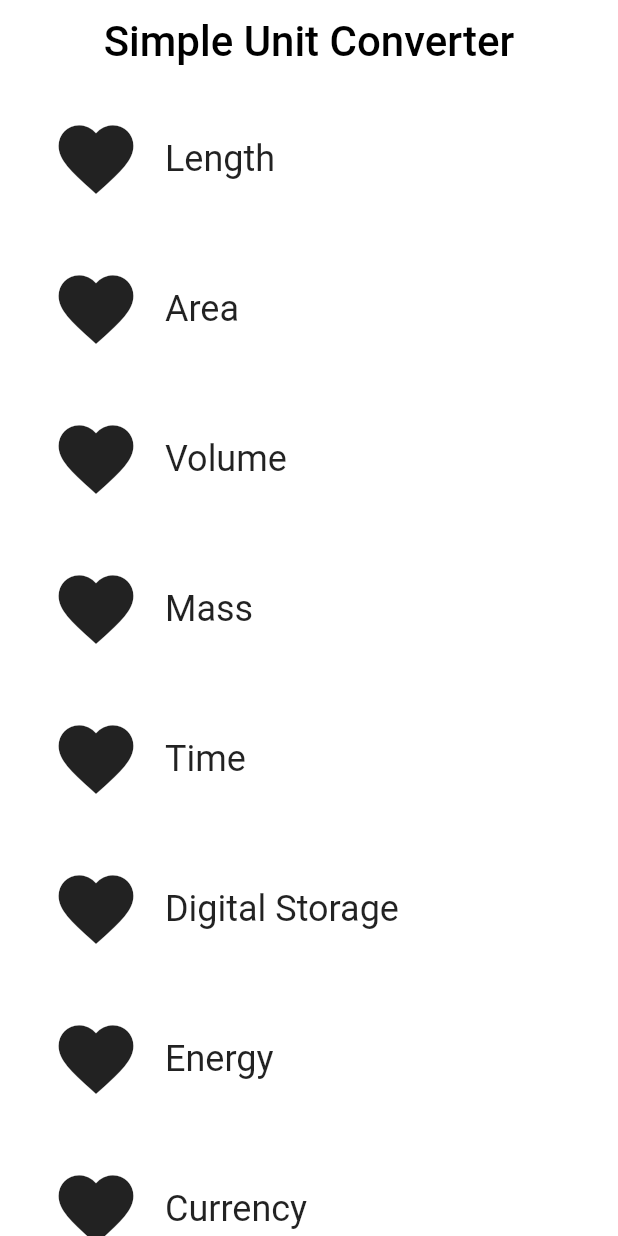
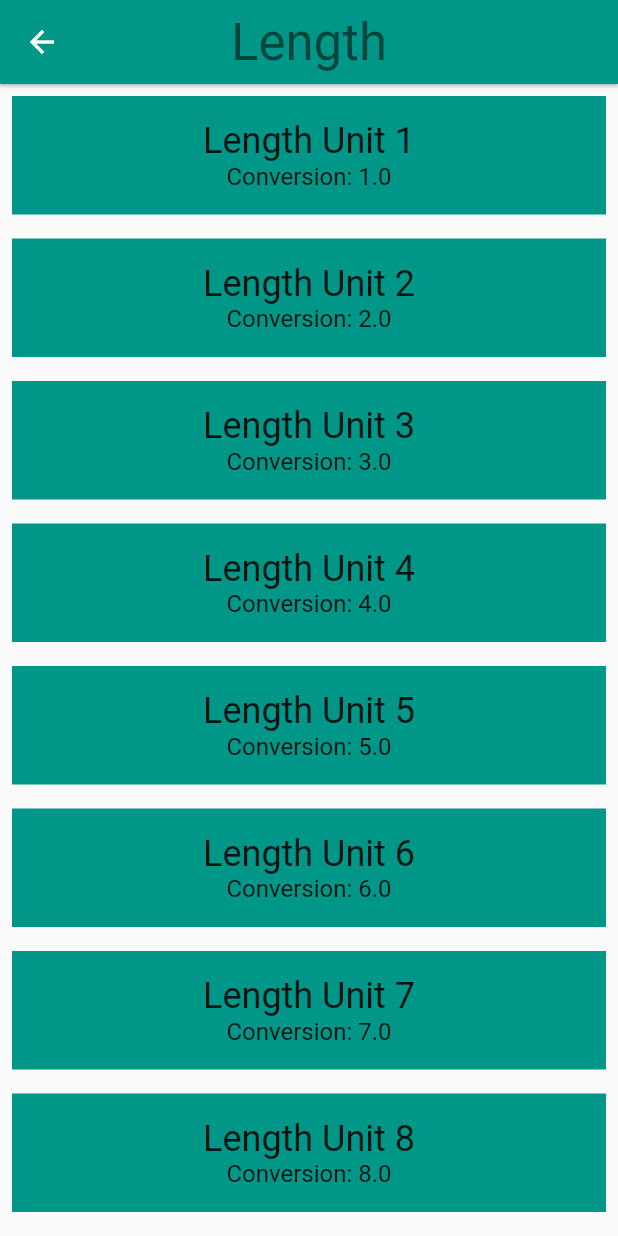
Before and after one commit to Alordead/flutter-samples, a Flutter app: the screen it shows after launch, after a tap on "Length", on a phone screen of 412 x 824 dp. Run offline on Flutter 3.47's test engine with Material 2 defaults, Android fonts, the phone set to English and light mode, and no system bars.

Commit message:
Converter: added converter route

```diff
--- a/flutter_unit_converter/lib/category.dart
+++ b/flutter_unit_converter/lib/category.dart
@@ -1,5 +1,7 @@
 import 'package:flutter/material.dart';
 import 'package:meta/meta.dart';
+import 'package:flutter_unit_converter/unit.dart';
+import 'package:flutter_unit_converter/converter_route.dart';
 
 final _rowHeight = 100.0;
 final _borderRadius = BorderRadius.circular(_rowHeight / 2);
@@ -8,13 +10,42 @@ class Category extends StatelessWidget {
   final String name;
   final ColorSwatch color;
   final IconData iconLocation;
+  final List<Unit> units;
 
   const Category({
     Key key,
     @required this.name,
     @required this.color,
     @required this.iconLocation,
-    }) : assert(name != null), assert(color != null), assert(iconLocation != null), super(key: key);
+    @required this.units,
+    }) :  assert(name != null),
+          assert(color != null),
+          assert(iconLocation != null),
+          assert(units != null),
+          super(key: key);
+
+  void _navigateToConverter(BuildContext context) {
+    Navigator.of(context).push((MaterialPageRoute<Null>(
+      builder: (BuildContext context) {
+        return Scaffold(
+          appBar: AppBar(
+            elevation: 1.0,
+            title: Text(
+              name,
+              style: Theme.of(context).textTheme.display1,
+            ),
+            centerTitle: true,
+            backgroundColor: color,
+          ),
+          body: ConverterRoute(
+            color: color,
+            name: name,
+            units: units,
+          ),
+        );
+      },
+    )));
+  }
 
   @override
   Widget build(BuildContext context) {
@@ -26,9 +57,7 @@ class Category extends StatelessWidget {
           borderRadius: _borderRadius,
           highlightColor: color,
           splashColor: color,
-          onTap: () {
-            print('I like you too!');
-          },
+          onTap: () => _navigateToConverter(context),
           child: Padding(
             padding: EdgeInsets.all(10.0),
             child: Row(
--- a/flutter_unit_converter/lib/category_route.dart
+++ b/flutter_unit_converter/lib/category_route.dart
@@ -1,5 +1,6 @@
 import 'package:flutter/material.dart';
 import 'package:flutter_unit_converter/category.dart';
+import 'package:flutter_unit_converter/unit.dart';
 
 final _backgroundColor = Colors.white;
 
@@ -35,6 +36,16 @@ class CategoryRoute extends StatelessWidget {
     );
   }
 
+  List<Unit> _retrieveUnitList(String categoryName) {
+    return List.generate(10, (int i) {
+      i += 1;
+      return Unit(
+        name: '$categoryName Unit $i',
+        conversion: i.toDouble(),
+      );
+    });
+  }
+
   @override
   Widget build(BuildContext context) {
     final categories = <Category>[];
@@ -44,6 +55,7 @@ class CategoryRoute extends StatelessWidget {
         name: _categoryNames[i],
         color: _baseColors[i],
         iconLocation:  Icons.favorite,
+        units: _retrieveUnitList(_categoryNames[i]),
       ));
     }
 
--- /dev/null
+++ b/flutter_unit_converter/lib/converter_route.dart
@@ -0,0 +1,44 @@
+import 'package:flutter/material.dart';
+import 'package:meta/meta.dart';
+import 'package:flutter_unit_converter/unit.dart';
+
+class ConverterRoute extends StatelessWidget {
+  final String name;
+  final Color color;
+  final List<Unit> units;
+
+  const ConverterRoute({
+    @required this.name,
+    @required this.color,
+    @required this.units,
+  })  : assert(name != null),
+        assert(color != null),
+        assert(units != null);
+
+  @override
+  Widget build(BuildContext context) {
+    final unitWidgets = units.map((Unit unit) {
+      return Container(
+        color: color,
+        margin: EdgeInsets.all(8.0),
+        padding: EdgeInsets.all(16.0),
+        child: Column(
+          children: <Widget>[
+            Text(
+              unit.name,
+              style: Theme.of(context).textTheme.headline,
+            ),
+            Text(
+              'Conversion: ${unit.conversion}',
+              style: Theme.of(context).textTheme.subhead,
+            ),
+          ],
+        ),
+      );
+    }).toList();
+
+    return ListView(
+      children: unitWidgets,
+    );
+  }
+}
--- /dev/null
+++ b/flutter_unit_converter/lib/unit.dart
@@ -0,0 +1,18 @@
+import 'package:meta/meta.dart';
+
+class Unit {
+  final String name;
+  final double conversion;
+
+  const Unit({
+    @required this.name,
+    @required this.conversion,
+  }) : assert(name != null),
+       assert(conversion != null);
+
+  Unit.fromJson(Map jsonMap) :
+      assert(jsonMap['name'] != null),
+      assert(jsonMap['conversion'] != null),
+      name = jsonMap['name'],
+      conversion = jsonMap['conversion'].toDouble();
+}
```
